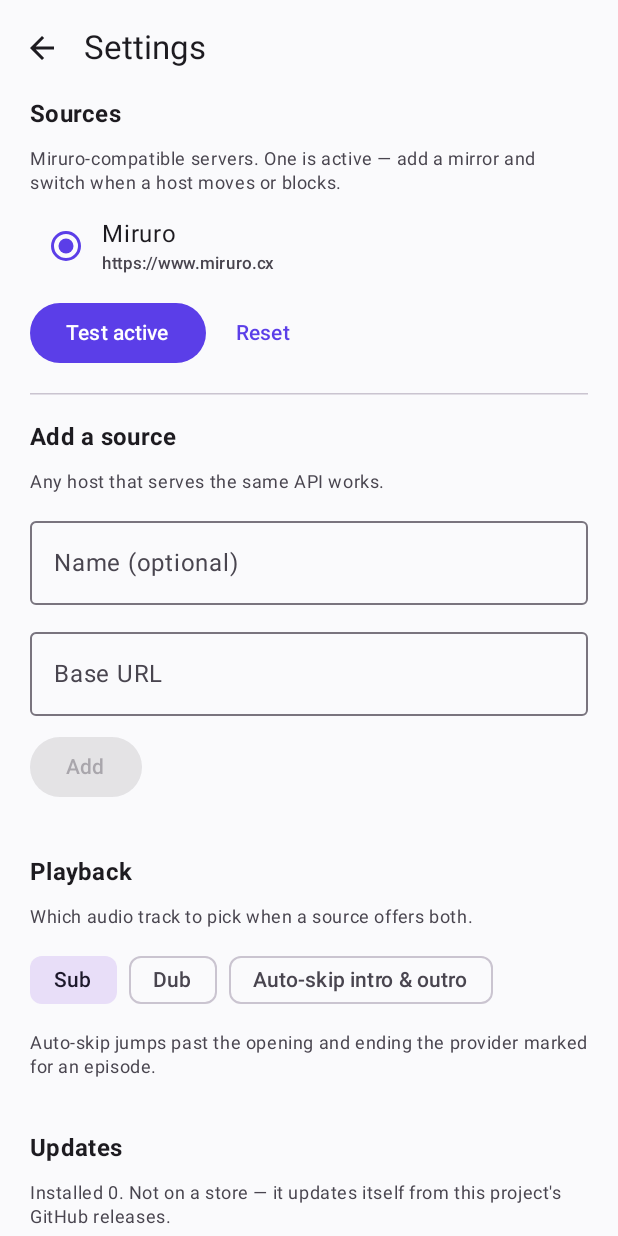
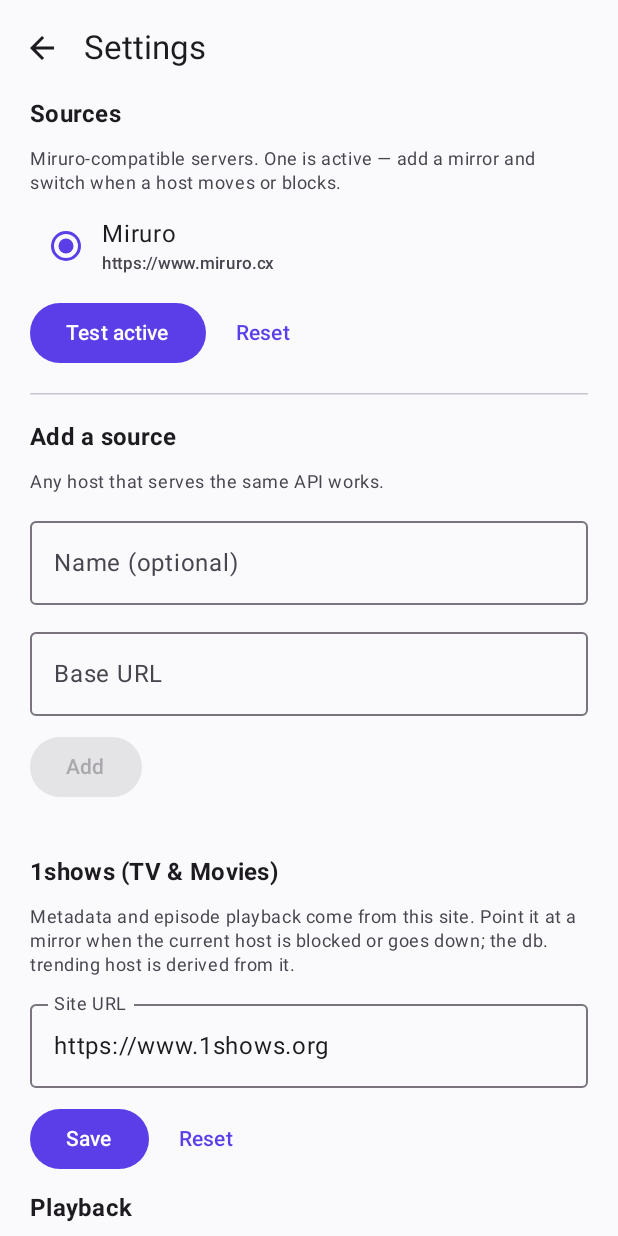
Before and after one commit to soulsam480/mieru, an Android app built with Jetpack Compose: the SettingsScreen screen opened through its navigation route, on a phone screen of 412 x 824 dp. Run offline under Robolectric (Android 15) with nearby library versions, the phone set to English and light mode, and no system bars; network calls fail; pictures from the network do not load.

Commit message:
feat(media): configurable 1shows host, live continue row, buffering spinner
The 1shows site can now be pointed at a mirror from Settings. The trending host is
derived from it, so one field moves the whole catalogue, and a bad URL is refused
before it is stored.

The continue-watching row subscribes to progress writes instead of hoping a
lifecycle event fires, so coming back from the player shows the new position.

The player's centre button shows a spinner while the decoder is buffering, and a
hidden-chrome spinner covers the case where a seek into an unbuffered spot looks
frozen. Both are shared, so anime, TV and movies get the same behaviour.

```diff
--- a/app/app/src/main/java/cx/miruro/app/MiruroApp.kt
+++ b/app/app/src/main/java/cx/miruro/app/MiruroApp.kt
@@ -10,6 +10,7 @@ import cx.miruro.app.data.SourceStore
 import cx.miruro.app.data.StyleStore
 import cx.miruro.app.data.UpdateChecker
 import cx.miruro.app.data.oneshows.OneShowsApi
+import cx.miruro.app.data.oneshows.OneShowsStore
 import java.io.File
 
 class MiruroApp : Application() {
@@ -21,6 +22,8 @@ class MiruroApp : Application() {
     lateinit var api: MiruroApi
         private set
     lateinit var oneShows: OneShowsApi
+        private set
+    lateinit var oneShowsSource: OneShowsStore
         private set
     lateinit var progress: ProgressStore
         private set
@@ -39,7 +42,8 @@ class MiruroApp : Application() {
                 legacyFile = File(filesDir, "endpoint.txt")
             )
         api = MiruroApi(sources)
-        oneShows = OneShowsApi()
+        oneShowsSource = OneShowsStore(File(filesDir, "oneshows.json"))
+        oneShows = OneShowsApi { oneShowsSource.site() }
         progress = ProgressStore(File(filesDir, "progress.json"))
         styles = StyleStore(File(filesDir, "subtitle-style.json"))
         prefs = PlaybackPrefsStore(File(filesDir, "track-preference.txt"))
--- a/app/app/src/main/java/cx/miruro/app/ui/Nav.kt
+++ b/app/app/src/main/java/cx/miruro/app/ui/Nav.kt
@@ -232,6 +232,7 @@ fun MiruroNavHost(app: MiruroApp) {
                     updates = app.updates,
                     prefs = app.prefs,
                     autoSkip = app.autoSkip,
+                    oneShowsSource = app.oneShowsSource,
                     onBack = { nav.popBackStack() }
                 )
             }
--- a/app/app/src/main/java/cx/miruro/app/ui/settings/SettingsScreen.kt
+++ b/app/app/src/main/java/cx/miruro/app/ui/settings/SettingsScreen.kt
@@ -48,6 +48,7 @@ import cx.miruro.app.data.SourceStore
 import cx.miruro.app.data.TrackPreference
 import cx.miruro.app.data.UpdateChecker
 import cx.miruro.app.data.UpdateInfo
+import cx.miruro.app.data.oneshows.OneShowsStore
 import kotlinx.coroutines.launch
 
 /** Sources, playback preference, and self-updates. Nothing else. */
@@ -59,6 +60,7 @@ fun SettingsScreen(
     updates: UpdateChecker,
     prefs: PlaybackPrefsStore,
     autoSkip: AutoSkipStore,
+    oneShowsSource: OneShowsStore,
     onBack: () -> Unit
 ) {
     var allSources by remember { mutableStateOf(sources.sources()) }
@@ -67,6 +69,9 @@ fun SettingsScreen(
     var newUrl by remember { mutableStateOf("") }
     var sourceStatus by remember { mutableStateOf<String?>(null) }
     var serverBusy by remember { mutableStateOf(false) }
+
+    var oneShowsUrl by remember { mutableStateOf(oneShowsSource.site()) }
+    var oneShowsStatus by remember { mutableStateOf<String?>(null) }
 
     var updateStatus by remember { mutableStateOf<String?>(null) }
     var pendingUpdate by remember { mutableStateOf<UpdateInfo?>(null) }
@@ -224,6 +229,46 @@ fun SettingsScreen(
             }
 
             Spacer(Modifier.height(14.dp))
+            SectionTitle("1shows (TV & Movies)")
+            Hint(
+                "Metadata and episode playback come from this site. Point it at a mirror when " +
+                    "the current host is blocked or goes down; the db. trending host is derived " +
+                    "from it."
+            )
+            OutlinedTextField(
+                value = oneShowsUrl,
+                onValueChange = {
+                    oneShowsUrl = it
+                    oneShowsStatus = null
+                },
+                modifier = Modifier.fillMaxWidth(),
+                label = { Text("Site URL") },
+                placeholder = { Text("https://www.1shows.org") },
+                singleLine = true
+            )
+            Row(
+                horizontalArrangement = Arrangement.spacedBy(8.dp),
+                verticalAlignment = Alignment.CenterVertically
+            ) {
+                Button(
+                    onClick = {
+                        oneShowsStatus =
+                            if (oneShowsSource.setSite(oneShowsUrl)) {
+                                oneShowsUrl = oneShowsSource.site()
+                                "Saved. New loads use this site."
+                            } else {
+                                "That is not a usable URL"
+                            }
+                    }
+                ) { Text("Save") }
+                TextButton(onClick = {
+                    oneShowsSource.reset()
+                    oneShowsUrl = oneShowsSource.site()
+                    oneShowsStatus = "Back to the default site"
+                }) { Text("Reset") }
+            }
+            oneShowsStatus?.let { Hint(it) }
+
             SectionTitle("Playback")
             Hint("Which audio track to pick when a source offers both.")
             var preference by remember { mutableStateOf(prefs.trackPreference()) }
```
Also changed, not shown: app/app/src/main/java/cx/miruro/app/data/ProgressStore.kt (+8 -0 lines), app/app/src/main/java/cx/miruro/app/data/oneshows/OneShowsApi.kt (+12 -11 lines), app/app/src/main/java/cx/miruro/app/data/oneshows/OneShowsStore.kt (added, +103 -0 lines), app/app/src/main/java/cx/miruro/app/ui/media/ShowsScreen.kt (+3 -9 lines), app/app/src/main/java/cx/miruro/app/ui/player/PlayerController.kt (+7 -0 lines), app/app/src/main/java/cx/miruro/app/ui/player/PlayerScreen.kt (+22 -4 lines), 1 other file.
